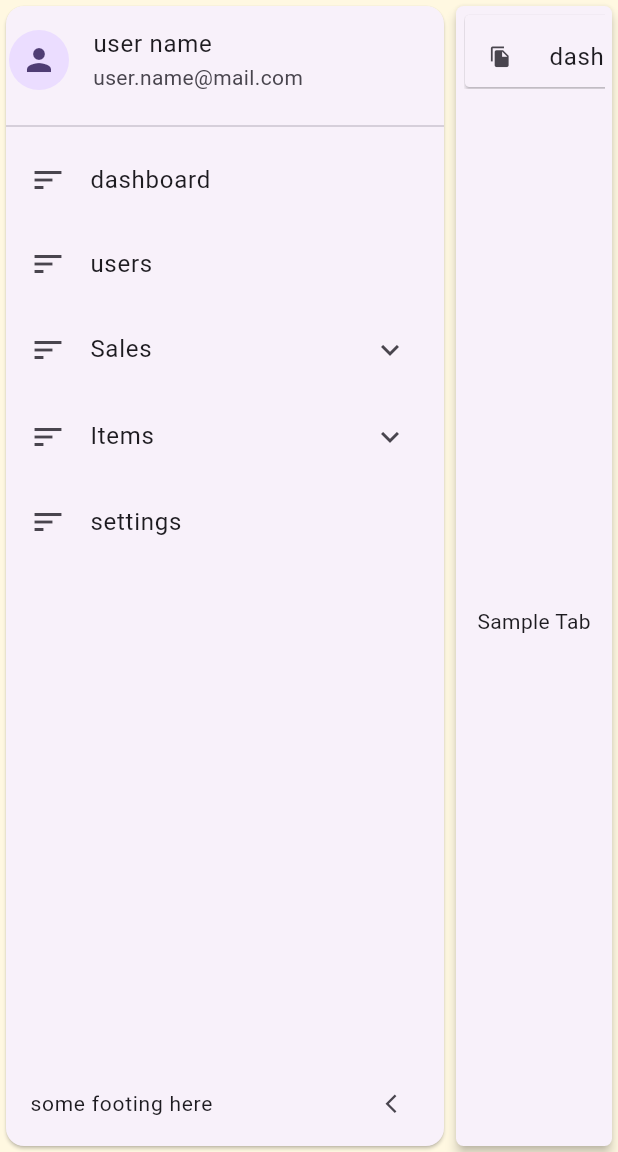
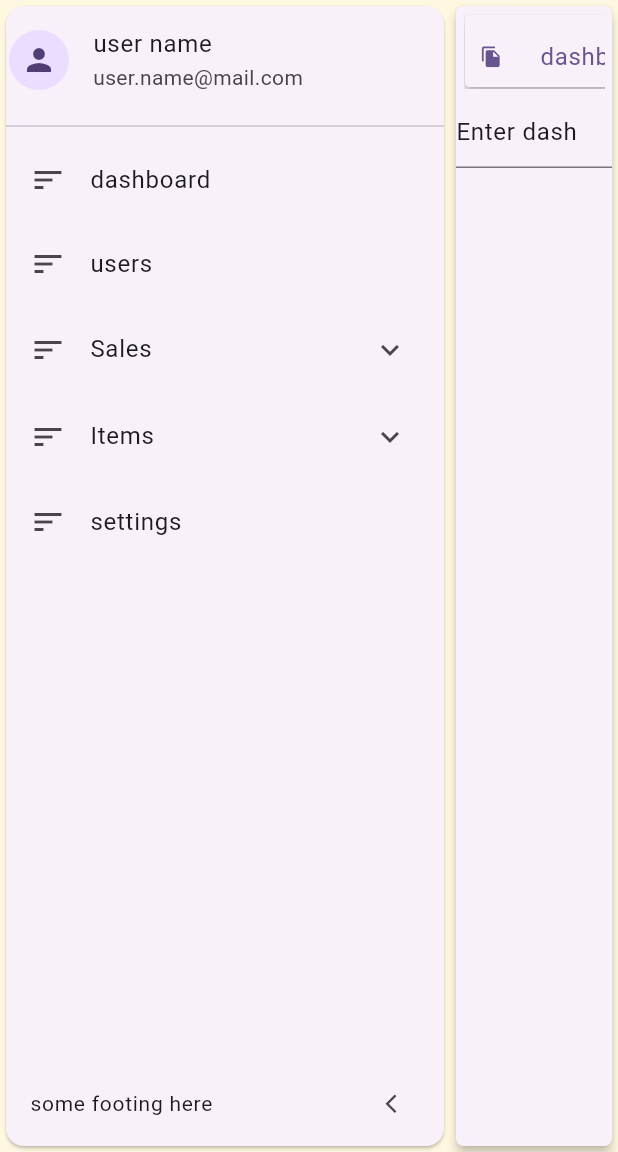
Before and after one commit to muchirajunior/flutter-desktop, a Flutter app: the screen it shows after launch, after a tap on "dashboard", on a phone screen of 412 x 824 dp, the part 84-1236 px from its top. Run offline on Flutter 3.47's test engine with Material 3 defaults, Android fonts, the phone set to English and light mode, and no system bars.

Commit message:
nav and rendering

```diff
--- /dev/null
+++ b/lib/components/dashboard.dart
@@ -0,0 +1,19 @@
+import 'package:flutter/material.dart';
+
+class Dashboard extends StatelessWidget {
+  const Dashboard({super.key});
+
+  @override
+  Widget build(BuildContext context) {
+    return Center(
+      key: GlobalKey(debugLabel: 'dashboard'),
+      child: Column(
+        children: [
+          TextFormField(
+            controller: TextEditingController(text: "Enter dash"),
+          )
+        ],
+      ),
+    );
+  }
+}
--- /dev/null
+++ b/lib/components/users.dart
@@ -0,0 +1,19 @@
+import 'package:flutter/material.dart';
+
+class Users extends StatelessWidget {
+  const Users({super.key});
+
+  @override
+  Widget build(BuildContext context) {
+    return Center(
+      key: GlobalKey(debugLabel: "users"),
+      child: Column(
+        children: [
+          TextFormField(
+            controller: TextEditingController(text: "Enter user"),
+          )
+        ],
+      ),
+    );
+  }
+}
--- a/lib/home.dart
+++ b/lib/home.dart
@@ -36,7 +36,7 @@ class _HomeState extends State<Home> {
                 child: const SideNavBar(),
               ),
             ),
-            const Expanded(child: MainArea())
+            Expanded(child: MainArea())
           ],
         )
       ),
--- a/lib/layout/main_area/main_area.dart
+++ b/lib/layout/main_area/main_area.dart
@@ -1,5 +1,6 @@
 import 'package:flutter/material.dart';
-import 'package:flutter_desktop/components/tab_sample.dart';
+import 'package:flutter_desktop/models/nav_controller.dart';
+import 'package:flutter_desktop/utils/utils.dart';
 
 class MainArea extends StatefulWidget {
   const MainArea({super.key});
@@ -9,18 +10,12 @@ class MainArea extends StatefulWidget {
 }
 
 class _MainAreaState extends State<MainArea> {
-  List<String> tabs=["dashboard","users","orders","settings "];
-  String currentTab ='';
-  ScrollController controller=ScrollController();
-
-  @override
-  void initState() {
-    currentTab=tabs.first;
-    super.initState();
-  }
 
   @override
   Widget build(BuildContext context) {
+    return ValueListenableBuilder(
+      valueListenable: Utils.navigationController,
+      builder: (context,nav,_) {
         return Card(
           elevation: 3,
           // margin: EdgeInsets.all(10),
@@ -34,38 +29,45 @@ class _MainAreaState extends State<MainArea> {
                 // width: 400,
                 margin: const EdgeInsets.symmetric(horizontal: 5, vertical: 5),
                 child: Scrollbar(
-              controller: controller,
+                  controller: nav.scrollController,
                   child: ListView(
                     scrollDirection: Axis.horizontal,
-                controller: controller,
-                children: tabs.map((tab) => Container(
+                    controller: nav.scrollController,
+                    children: nav.tabs.map((tab) => Container(
+                      width: tab.title.length*22,
                       constraints: const BoxConstraints(
                         minWidth: 150,
-                    maxWidth: 250
+                        maxWidth: 300
                       ),
                       child: Card(
-                    elevation: tab ==currentTab ? 1 : 0,
+                        elevation: nav.tabs.indexOf(tab) == nav.currentTabIndex ? 3 : 0,
                         shape: RoundedRectangleBorder(
                           borderRadius: BorderRadius.circular(3),
                         ),
                         margin: const EdgeInsets.all(1),
                         child: ListTile(
+                          contentPadding: const EdgeInsets.only(left:10),
+                          selected:  nav.tabs.indexOf(tab) == nav.currentTabIndex ,
                           leading: const Icon(Icons.file_copy, size: 15,),
-                      title: Text(tab),
+                          title: Text(tab.title, maxLines: 1,overflow: TextOverflow.ellipsis,),
                           trailing:IconButton(
-                        onPressed:()=> setState(() => tabs.remove(tab) ) ,
+                            onPressed:()=> Utils.removeTab(tab) ,
                              icon: const Icon(Icons.close, size: 15,)
                              ),
-                      onTap: () => setState(() => currentTab=tab),
+                          onTap: () {
+                            Utils.navigationController.value =  NavController(currentTabIndex: nav.tabs.indexOf(tab), tabs: nav.tabs, scrollController: nav.scrollController);
+                          }
                         )
                       ),
                     )).toList(),
                   ),
                 )
               ),
-          const Expanded(child: TabSample())
+              Expanded(child: nav.currentTabIndex<0 ? const Center(child: Text("Nothing much here ...."),) : nav.tabs[nav.currentTabIndex].tab)
             ],
           ),
         );
       }
+    );
   }
+}
--- a/lib/layout/side_navbar/side_navbar.dart
+++ b/lib/layout/side_navbar/side_navbar.dart
@@ -30,19 +30,20 @@ class _SideNavBarState extends State<SideNavBar> {
                     return ListTile(
                       leading: const Icon(Icons.sort),
                       title: Text(nav.title),
+                      onTap: () => Utils.addTab(nav),
                     );
                   }else{
                     return ExpansionTile(
                       title: Text(nav.title),
                       leading: const Icon(Icons.sort) ,
                       maintainState: true,
-                       childrenPadding: const EdgeInsets.only(left: 10),
+                      childrenPadding: const EdgeInsets.only(left: 10),
                       children: nav.children!.map((childNav) {
                         if(childNav.children==null){
                           return ListTile(
                             leading: const Icon(Icons.policy_rounded),
                             title: Text(childNav.title),
-                            onTap: () { },
+                            onTap: () =>Utils.addTab(childNav),
                           );
                         }else{
                           return ExpansionTile(
@@ -50,7 +51,7 @@ class _SideNavBarState extends State<SideNavBar> {
                             title: Text(childNav.title),
                             leading: const Icon(Icons.policy),
                             children: childNav.children!.map((subNav) => ListTile(
-                              onTap: () => setState(() { }),
+                              onTap: () => Utils.addTab(subNav),
                               title: Text(subNav.title,),
                               leading: const Icon(Icons.label_important_outline),
                             )).toList(),
--- a/lib/main.dart
+++ b/lib/main.dart
@@ -12,7 +12,7 @@ class MyApp extends StatelessWidget {
   Widget build(BuildContext context) {
     return MaterialApp(
       title: 'Flutter Demo',
-      theme: ThemeData(
+      theme: ThemeData.light().copyWith(
         colorScheme: ColorScheme.fromSeed(seedColor: Colors.deepPurple),
         scaffoldBackgroundColor: Colors.amber.shade50,
         expansionTileTheme:const ExpansionTileThemeData(
--- /dev/null
+++ b/lib/models/nav_controller.dart
@@ -0,0 +1,10 @@
+import 'package:flutter/material.dart';
+import 'package:flutter_desktop/models/tab_model.dart';
+
+class NavController{
+  int currentTabIndex;
+  List<TabModel> tabs;
+  ScrollController scrollController;
+
+  NavController({required this.currentTabIndex, required this.tabs, required this.scrollController});
+}
--- /dev/null
+++ b/lib/models/tab_model.dart
@@ -0,0 +1,8 @@
+import 'package:flutter/material.dart';
+
+class TabModel{
+  String title;
+  Widget tab;
+
+  TabModel({required this.title, required this.tab});
+}
--- a/lib/utils/utils.dart
+++ b/lib/utils/utils.dart
@@ -1,10 +1,17 @@
+import 'dart:developer';
+
+import 'package:flutter/material.dart';
+import 'package:flutter_desktop/components/dashboard.dart';
 import 'package:flutter_desktop/components/tab_sample.dart';
+import 'package:flutter_desktop/components/users.dart';
+import 'package:flutter_desktop/models/nav_controller.dart';
 import 'package:flutter_desktop/models/navigation.dart';
+import 'package:flutter_desktop/models/tab_model.dart';
 
 class Utils{
   static final List<Navigation> navigations=[
-    Navigation(title: 'dashboard',tab: const TabSample(title: 'Dashboard',)),
-    Navigation(title: 'users',tab: const TabSample(title: 'users',), selected: true),
+    Navigation(title: 'dashboard',tab: const Dashboard()),
+    Navigation(title: 'users',tab: const Users()),
     Navigation(
       title: 'Sales',
       tab: const TabSample(title: 'Sales',),
@@ -33,4 +40,40 @@ class Utils{
     ),
     Navigation(title: 'settings',tab: const TabSample(title: 'settings',)),
   ];
+
+  static final navigationController = ValueNotifier<NavController>(NavController(
+      currentTabIndex: -1,
+      tabs: [],
+      scrollController: ScrollController()
+    ));
+
+  static void addTab(Navigation navigation){
+    var results=navigationController.value.tabs.where((element) => element.title==navigation.title);
+    if(results.isNotEmpty){
+      log("an similar tab exist");
+      navigationController.value.currentTabIndex = navigationController.value.tabs.indexOf(results.first);
+      navigationController.value = NavController(
+        currentTabIndex: navigationController.value.tabs.indexOf(results.first),
+         tabs: navigationController.value.tabs, scrollController: ScrollController());
+      return;
+    }
+    navigationController.value=NavController(
+      currentTabIndex: navigationController.value.tabs.length,
+      tabs: [...navigationController.value.tabs, TabModel(title: navigation.title, tab: navigation.tab)],
+      scrollController: ScrollController(
+        initialScrollOffset: navigationController.value.scrollController.position.maxScrollExtent
+      )
+    );
+
+  }
+
+  static void removeTab(TabModel tabModel){
+    navigationController.value.tabs.remove(tabModel);
+    navigationController.value = NavController(
+        currentTabIndex: navigationController.value.tabs.length-1,
+        tabs: navigationController.value.tabs,
+        scrollController: ScrollController()
+    );
+  }
+
 }
```
Lines whose indentation alone changed are shown as unchanged.
